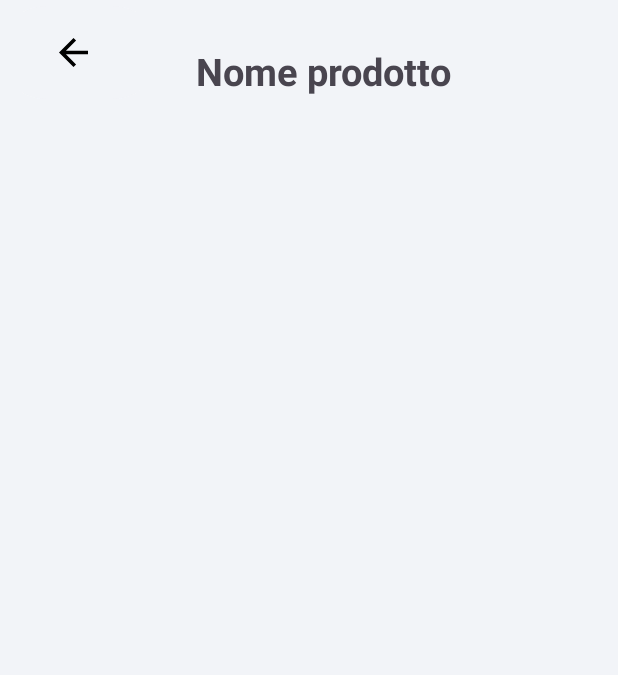
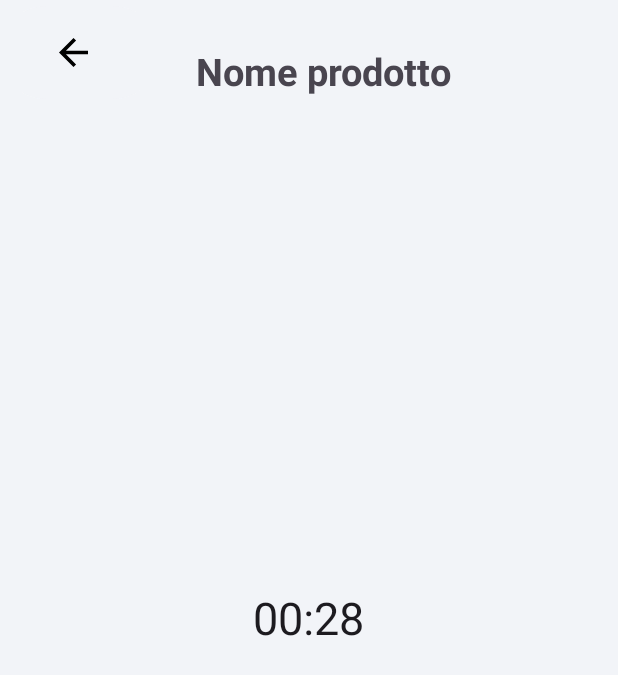
Before and after one commit to EmanueleGranillo/DietiDeals, an Android app: the InformazioniAstaActivity screen opened directly, with no data from a screen before it, on a phone screen of 412 x 824 dp. Shown: the top 675 px of the screen. Run offline under Robolectric (Android 15) with nearby library versions, the phone set to English and light mode, and no system bars.

Commit message:
chronometer

```diff
--- a/app/src/main/java/com/example/dietideals24/activities/HomepageCompratoreActivity.java
+++ b/app/src/main/java/com/example/dietideals24/activities/HomepageCompratoreActivity.java
@@ -7,6 +7,7 @@ import android.content.res.ColorStateList;
 import android.graphics.Color;
 import android.os.Bundle;
 import android.view.View;
+import android.widget.AdapterView;
 import android.widget.Button;
 import android.widget.ImageView;
 import android.widget.ListView;
--- a/app/src/main/java/com/example/dietideals24/activities/InformazioniAstaActivity.java
+++ b/app/src/main/java/com/example/dietideals24/activities/InformazioniAstaActivity.java
@@ -3,16 +3,22 @@ package com.example.dietideals24.activities;
 import androidx.appcompat.app.AppCompatActivity;
 
 import android.content.Intent;
+import android.graphics.Color;
 import android.os.Bundle;
+import android.os.SystemClock;
 import android.view.View;
 import android.widget.Button;
+import android.widget.Chronometer;
 
 import com.example.dietideals24.R;
+
+import java.util.concurrent.TimeUnit;
 
 public class InformazioniAstaActivity extends AppCompatActivity {
 
     private String nickname;
     private String tipo;
+    Chronometer chronometer;
 
     @Override
     protected void onCreate(Bundle savedInstanceState) {
@@ -23,6 +29,24 @@ public class InformazioniAstaActivity extends AppCompatActivity {
         tipo = getIntent().getStringExtra("tipo");
 
         Button backBtn = findViewById(R.id.backButtonInfoAsta);
+
+        chronometer = findViewById(R.id.t1);
+        long elapsedTime = SystemClock.elapsedRealtime() + 30000;
+        chronometer.setBase(elapsedTime);
+        chronometer.start();
+
+        chronometer.setOnChronometerTickListener(new Chronometer.OnChronometerTickListener() {
+            @Override
+            public void onChronometerTick(Chronometer chronometer) {
+                if(chronometer.getBase() < SystemClock.elapsedRealtime() + 10000) {
+                    chronometer.setTextColor(Color.RED);
+                }
+                if(chronometer.getBase() == SystemClock.elapsedRealtime()) {
+                    chronometer.stop();
+                }
+            }
+        });
+
         backBtn.setOnClickListener(new View.OnClickListener() {
             @Override
             public void onClick(View v) {
--- a/app/src/main/java/com/example/dietideals24/connection/RetrofitClient.java
+++ b/app/src/main/java/com/example/dietideals24/connection/RetrofitClient.java
@@ -4,7 +4,7 @@ import retrofit2.converter.gson.GsonConverterFactory;
 
 public class RetrofitClient {
 
-    private static final String BASE_URL = "https://b7b9-34-125-107-235.ngrok.io";
+    private static final String BASE_URL = "https://b72a-35-237-62-173.ngrok.io";
 
     private static Retrofit retrofit;
 
--- a/app/src/main/res/layout/activity_informazioni_asta.xml
+++ b/app/src/main/res/layout/activity_informazioni_asta.xml
@@ -29,4 +29,12 @@
         android:textSize="25sp"
         android:textStyle="bold" />
 
+    <Chronometer
+        android:id="@+id/t1"
+        android:layout_width="wrap_content"
+        android:layout_height="wrap_content"
+        android:layout_centerInParent="true"
+        android:textSize="30dp"
+        android:countDown="true" />
+
 </RelativeLayout>
```
Also changed, not shown: app/src/main/java/com/example/dietideals24/customs/CustomBaseAdapterProducts.java (+14 -3 lines).
